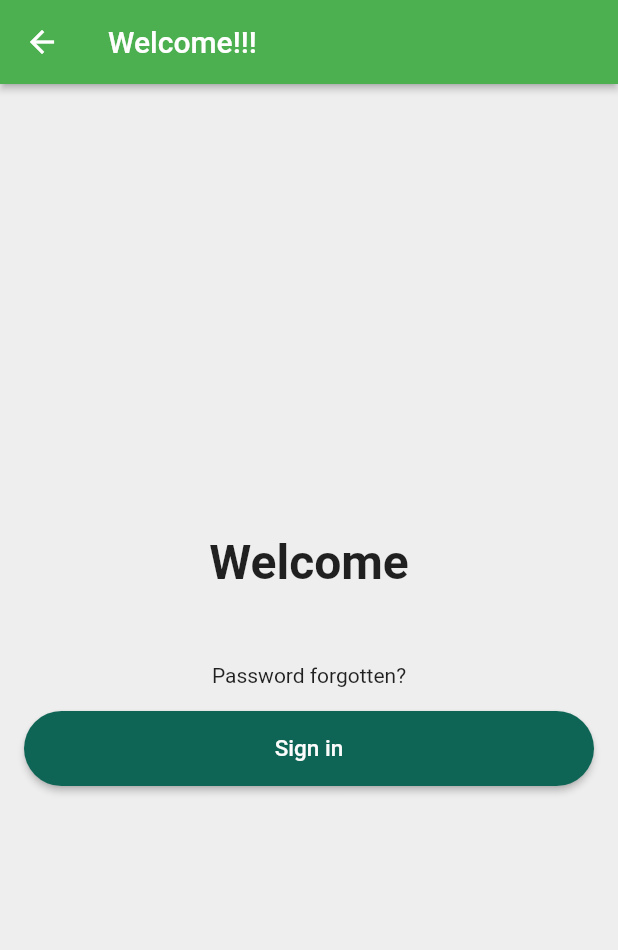
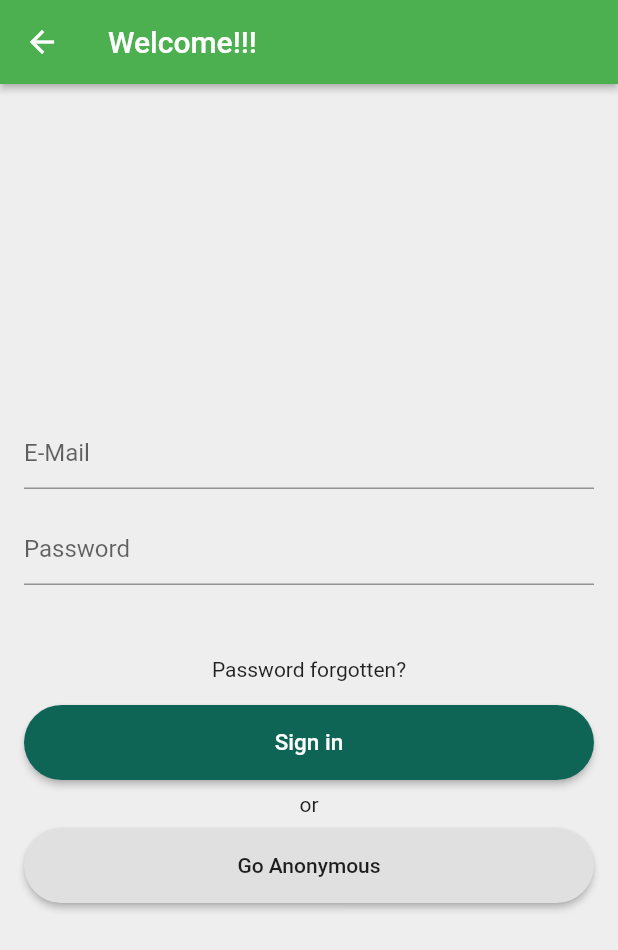
Before and after one commit to syncier/la_isla_bonita_ui, a Flutter app: the screen it shows after launch, after a tap on "Sign in page", on a phone screen of 412 x 824 dp. Shown: the top 950 px of the screen. Run offline on Flutter 3.47's test engine with Material 2 defaults, Android fonts, the phone set to English and light mode, and no system bars; our stand-ins replace firebase_auth, firebase_core; accounts and stored records are empty; network calls fail.

Commit message:
[IP-51]: login

```diff
--- a/lib/main.dart
+++ b/lib/main.dart
@@ -1,8 +1,11 @@
+import 'package:firebase_core/firebase_core.dart';
 import 'package:flutter/material.dart';
 import 'package:la_isla_Bonita_ui/home_page/home_page.dart';
 import 'package:la_isla_Bonita_ui/sign_in/sign_in_page.dart';
 
-void main() {
+Future<void> main() async {
+  WidgetsFlutterBinding.ensureInitialized();
+  await Firebase.initializeApp();
   runApp(MyApp());
 }
 
--- a/lib/sign_in/sign_in_page.dart
+++ b/lib/sign_in/sign_in_page.dart
@@ -1,7 +1,21 @@
+import 'package:firebase_auth/firebase_auth.dart';
 import 'package:flutter/material.dart';
+import 'package:la_isla_Bonita_ui/common_widgets/custom_raised_button.dart';
 import 'package:la_isla_Bonita_ui/sign_in/sign_in_button.dart';
 
-class SignInPage extends StatelessWidget {
+class SignInPage extends StatefulWidget {
+  @override
+  _SignInPageState createState() => _SignInPageState();
+}
+
+
+
+class _SignInPageState extends State<SignInPage> {
+  void _signInAnonymously() async {
+    final userCredentials = await FirebaseAuth.instance.signInAnonymously();
+    print('${userCredentials.user.uid}');
+  }
+
   @override
   Widget build(BuildContext context) {
     return Scaffold(
@@ -21,10 +35,31 @@ class SignInPage extends StatelessWidget {
         crossAxisAlignment: CrossAxisAlignment.stretch,
         mainAxisAlignment: MainAxisAlignment.center,
         children: <Widget>[
-          Text(
-            'Welcome',
-            textAlign: TextAlign.center,
-            style: TextStyle(fontSize: 32.0, fontWeight: FontWeight.w600),
+          TextFormField(
+            decoration: const InputDecoration(
+              hintText: 'E-Mail',
+            ),
+            validator: (value) {
+              if (value.isEmpty) {
+                return 'Please enter E-Mail';
+              }
+              return null;
+            },
+          ),
+          SizedBox(height: 16.0),
+          TextFormField(
+            obscureText: true,
+            enableSuggestions: false,
+            autocorrect: false,
+            decoration: const InputDecoration(
+              hintText: 'Password',
+            ),
+            validator: (value) {
+              if (value.isEmpty) {
+                return 'Please enter password';
+              }
+              return null;
+            },
           ),
           SizedBox(height: 48.0),
           Text(
@@ -37,6 +72,17 @@ class SignInPage extends StatelessWidget {
             text: 'Sign in',
             onPressed: () {},
           ),
+          SizedBox(height: 8.0),
+          Text(
+            'or',
+            style: TextStyle(fontSize: 14, color: Colors.black87),
+            textAlign: TextAlign.center,
+          ),
+          SizedBox(height: 8.0),
+          CustomRaisedButton(
+            child: Text('Go Anonymous'),
+            onPressed: _signInAnonymously,
+          ),
         ],
       ),
     );
--- a/pubspec.yaml
+++ b/pubspec.yaml
@@ -18,11 +18,13 @@ publish_to: 'none' # Remove this line if you wish to publish to pub.dev
 version: 1.0.0+1
 
 environment:
-  sdk: ">=2.7.0 <3.0.0"
+  sdk: ">=2.10.0 <3.0.0"
 
 dependencies:
   flutter:
     sdk: flutter
+  firebase_core: 0.5.1
+  firebase_auth: 0.18.2
 
 
   # The following adds the Cupertino Icons font to your application.
```
Also changed, not shown: pubspec.lock, 7 other files.
